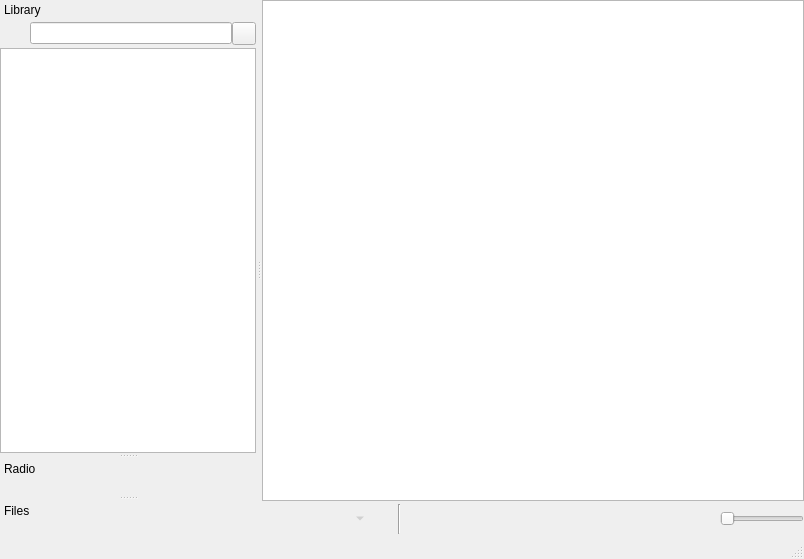
Above: src/mainwindow.ui from clementine-player/Clementine before the change. Below: the same form after it.
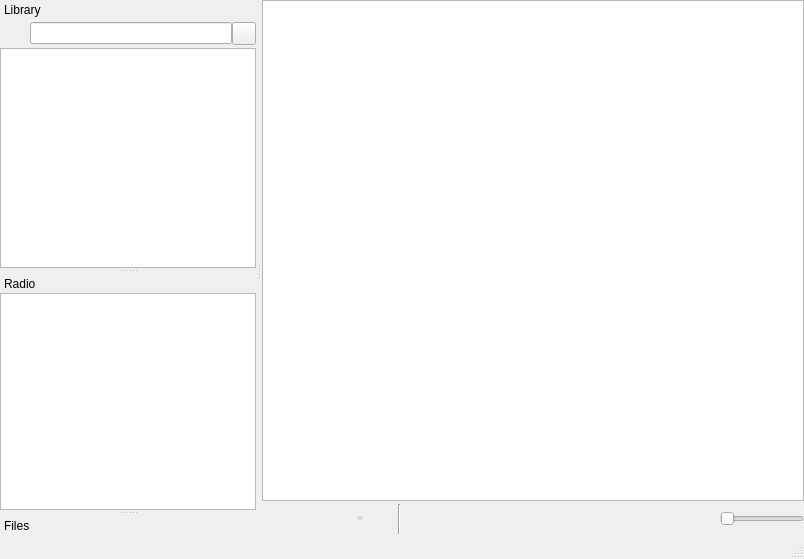
That is the form after the change. Icons and pictures are not drawn. Custom widgets are drawn as their Qt base class.

```diff
--- a/src/mainwindow.ui
+++ b/src/mainwindow.ui
@@ -303,7 +303,41 @@
    <attribute name="dockWidgetArea">
     <number>1</number>
    </attribute>
-   <widget class="QWidget" name="dockWidgetContents_5"/>
+   <widget class="QWidget" name="dockWidgetContents_5">
+    <layout class="QVBoxLayout" name="verticalLayout_4">
+     <property name="spacing">
+      <number>0</number>
+     </property>
+     <property name="margin">
+      <number>0</number>
+     </property>
+     <item>
+      <widget class="QTreeView" name="radio_view">
+       <property name="dragEnabled">
+        <bool>true</bool>
+       </property>
+       <property name="dragDropMode">
+        <enum>QAbstractItemView::DragOnly</enum>
+       </property>
+       <property name="alternatingRowColors">
+        <bool>true</bool>
+       </property>
+       <property name="selectionMode">
+        <enum>QAbstractItemView::ExtendedSelection</enum>
+       </property>
+       <property name="uniformRowHeights">
+        <bool>true</bool>
+       </property>
+       <property name="allColumnsShowFocus">
+        <bool>true</bool>
+       </property>
+       <property name="headerHidden">
+        <bool>true</bool>
+       </property>
+      </widget>
+     </item>
+    </layout>
+   </widget>
   </widget>
   <widget class="QDockWidget" name="files_dock">
    <property name="features">
```
